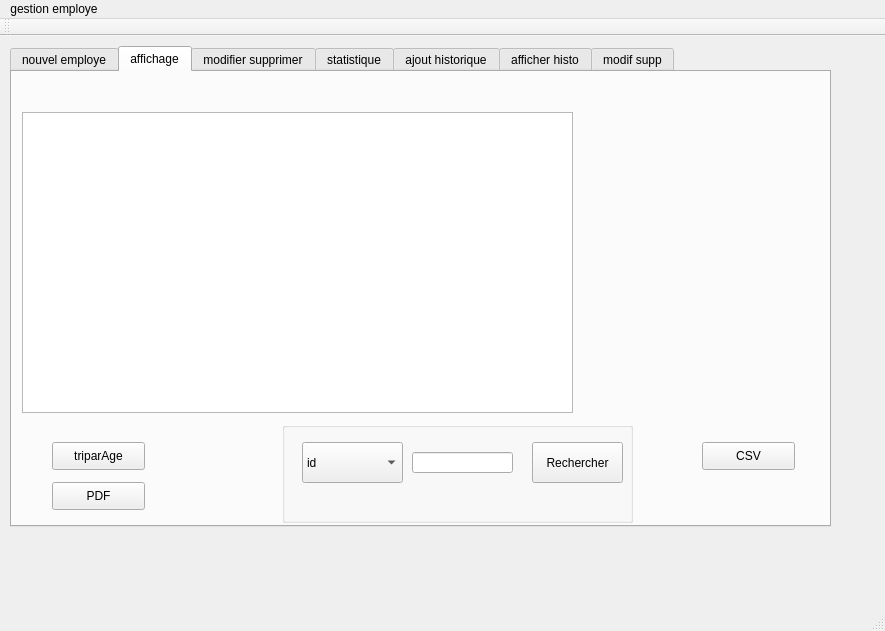
The window that mainwindow.ui (khaledg4g/print-office-c-) describes before a commit, drawn with Qt 5.
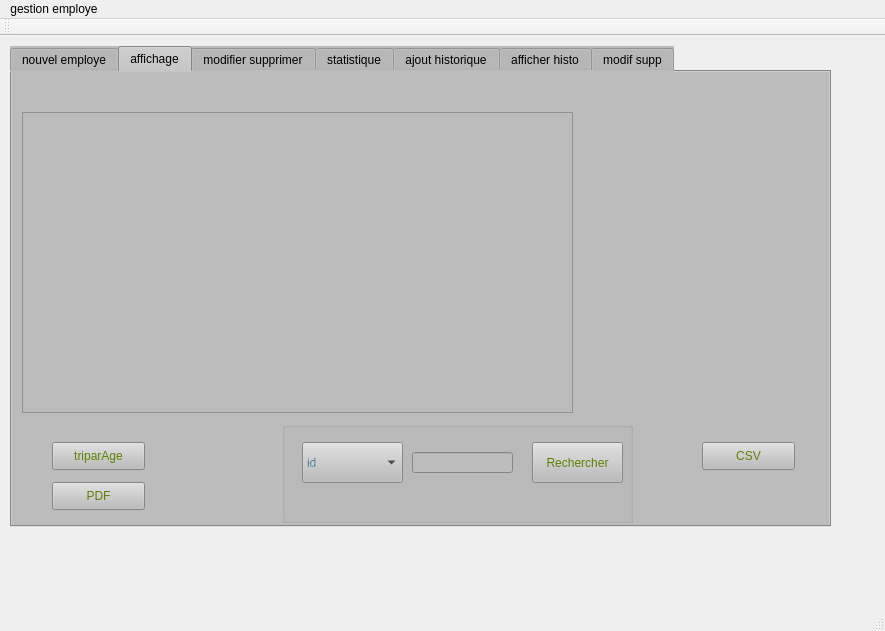
The same window after the commit. The open tabs and pages were chosen to show the change.

```diff
--- a/mainwindow.ui
+++ b/mainwindow.ui
@@ -23,6 +23,9 @@
       <height>481</height>
      </rect>
     </property>
+    <property name="styleSheet">
+     <string notr="true">background-color: rgb(188, 188, 188);</string>
+    </property>
     <property name="currentIndex">
      <number>1</number>
     </property>
@@ -215,6 +218,9 @@
         <height>28</height>
        </rect>
       </property>
+      <property name="styleSheet">
+       <string notr="true">color: qlineargradient(spread:pad, x1:0, y1:0, x2:1, y2:0, stop:0 rgba(9, 41, 4, 255), stop:0.085 rgba(2, 79, 0, 255), stop:0.19 rgba(50, 147, 22, 255), stop:0.275 rgba(236, 191, 49, 255), stop:0.39 rgba(243, 61, 34, 255), stop:0.555 rgba(135, 81, 60, 255), stop:0.667 rgba(121, 75, 255, 255), stop:0.825 rgba(164, 255, 244, 255), stop:0.885 rgba(104, 222, 71, 255), stop:1 rgba(93, 128, 0, 255));</string>
+      </property>
       <property name="text">
        <string>triparAge</string>
       </property>
@@ -240,6 +246,9 @@
          <height>41</height>
         </rect>
        </property>
+       <property name="styleSheet">
+        <string notr="true">color: qradialgradient(spread:repeat, cx:0.5, cy:0.5, radius:0.077, fx:0.5, fy:0.5, stop:0 rgba(0, 169, 255, 147), stop:0.497326 rgba(0, 0, 0, 147), stop:1 rgba(0, 169, 255, 147));</string>
+       </property>
        <item>
         <property name="text">
          <string>id</string>
@@ -275,6 +284,9 @@
          <height>41</height>
         </rect>
        </property>
+       <property name="styleSheet">
+        <string notr="true">color: qlineargradient(spread:pad, x1:0, y1:0, x2:1, y2:0, stop:0 rgba(9, 41, 4, 255), stop:0.085 rgba(2, 79, 0, 255), stop:0.19 rgba(50, 147, 22, 255), stop:0.275 rgba(236, 191, 49, 255), stop:0.39 rgba(243, 61, 34, 255), stop:0.555 rgba(135, 81, 60, 255), stop:0.667 rgba(121, 75, 255, 255), stop:0.825 rgba(164, 255, 244, 255), stop:0.885 rgba(104, 222, 71, 255), stop:1 rgba(93, 128, 0, 255));</string>
+       </property>
        <property name="text">
         <string>Rechercher</string>
        </property>
@@ -289,6 +301,9 @@
         <height>28</height>
        </rect>
       </property>
+      <property name="styleSheet">
+       <string notr="true">color: qlineargradient(spread:pad, x1:0, y1:0, x2:1, y2:0, stop:0 rgba(9, 41, 4, 255), stop:0.085 rgba(2, 79, 0, 255), stop:0.19 rgba(50, 147, 22, 255), stop:0.275 rgba(236, 191, 49, 255), stop:0.39 rgba(243, 61, 34, 255), stop:0.555 rgba(135, 81, 60, 255), stop:0.667 rgba(121, 75, 255, 255), stop:0.825 rgba(164, 255, 244, 255), stop:0.885 rgba(104, 222, 71, 255), stop:1 rgba(93, 128, 0, 255));</string>
+      </property>
       <property name="text">
        <string>PDF</string>
       </property>
@@ -302,6 +317,9 @@
         <height>28</height>
        </rect>
       </property>
+      <property name="styleSheet">
+       <string notr="true">color: qlineargradient(spread:pad, x1:0, y1:0, x2:1, y2:0, stop:0 rgba(9, 41, 4, 255), stop:0.085 rgba(2, 79, 0, 255), stop:0.19 rgba(50, 147, 22, 255), stop:0.275 rgba(236, 191, 49, 255), stop:0.39 rgba(243, 61, 34, 255), stop:0.555 rgba(135, 81, 60, 255), stop:0.667 rgba(121, 75, 255, 255), stop:0.825 rgba(164, 255, 244, 255), stop:0.885 rgba(104, 222, 71, 255), stop:1 rgba(93, 128, 0, 255));</string>
+      </property>
       <property name="text">
        <string>CSV</string>
       </property>
```
Left out of the diff: 15 changed lines with no effect on the pictures.
